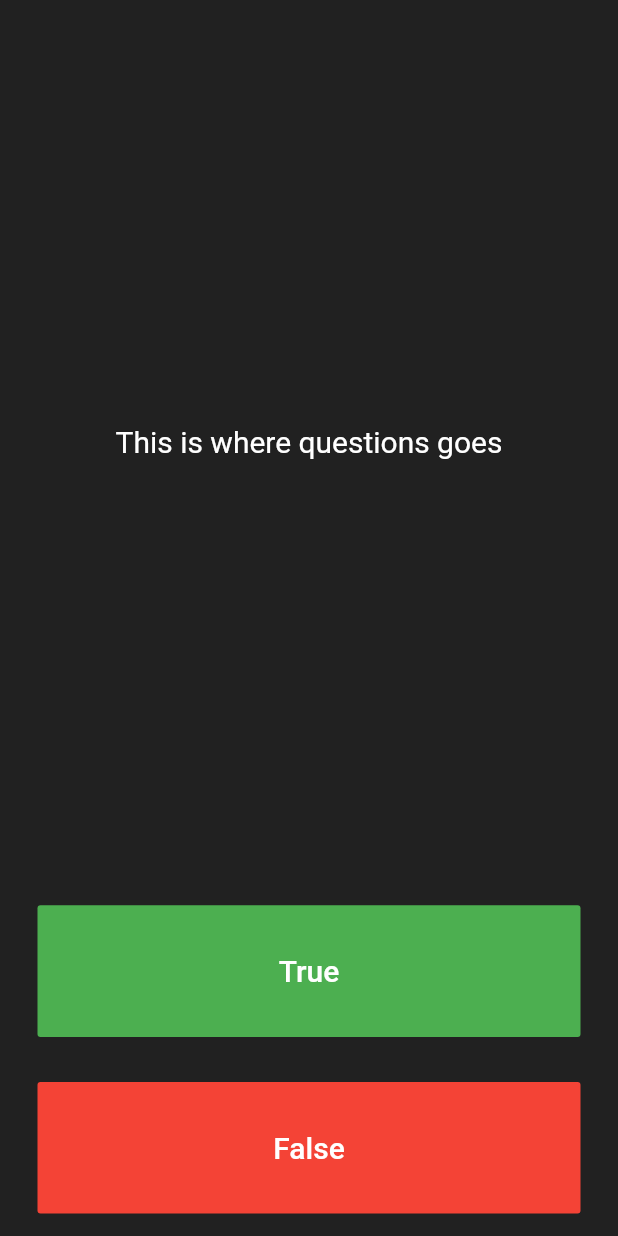
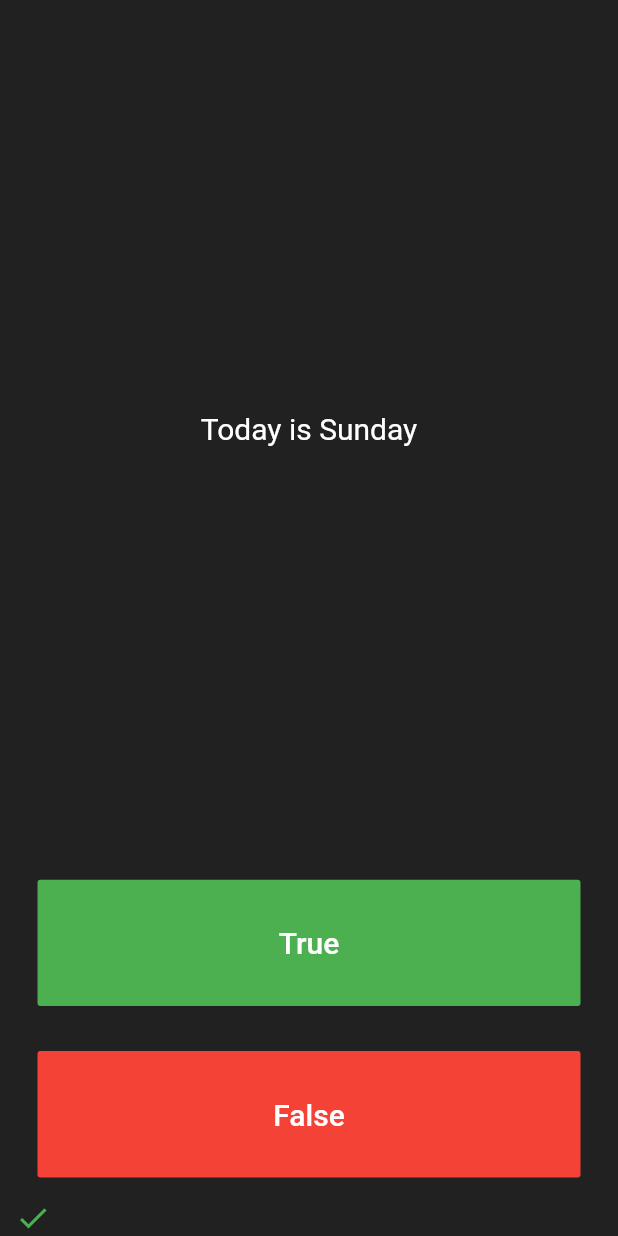
Before and after one commit to me-aditya/Flutter-Quiz-App, a Flutter app: the screen it shows after launch, after a tap on "True", on a phone screen of 412 x 824 dp. Run offline on Flutter 3.47's test engine with Material 2 defaults, Android fonts, the phone set to English and light mode, and no system bars.

Commit message:
Used set state to increment p and update questions

```diff
--- a/lib/main.dart
+++ b/lib/main.dart
@@ -28,7 +28,18 @@ class QuizApp extends StatefulWidget {
   _QuizAppState createState() => _QuizAppState();
 }
 
+List<Icon> scoreKeeper = [];
+
 class _QuizAppState extends State<QuizApp> {
+  List<String> questions = [
+    'College will reopen',
+    'Today is Sunday',
+    'Tom is hero',
+  ];
+
+  int p = 0;
+  int len = 3;
+
   @override
   Widget build(BuildContext context) {
     return Column(
@@ -41,7 +52,7 @@ class _QuizAppState extends State<QuizApp> {
             padding: const EdgeInsets.all(8.0),
             child: Center(
               child: Text(
-                "This is where questions goes",
+                questions[p % len],
                 style: TextStyle(
                   color: Colors.white,
                   fontSize: 20.0,
@@ -64,7 +75,17 @@ class _QuizAppState extends State<QuizApp> {
                   fontSize: 20.0,
                 ),
               ),
-              onPressed: () {},
+              onPressed: () {
+                setState(() {
+                  p++;
+                  scoreKeeper.add(
+                    Icon(
+                      Icons.check,
+                      color: Colors.green,
+                    ),
+                  );
+                });
+              },
             ),
           ),
         ),
@@ -81,11 +102,22 @@ class _QuizAppState extends State<QuizApp> {
                 ),
               ),
               onPressed: () {
-                //The user picked false.
+                setState(() {
+                  p++;
+                  scoreKeeper.add(
+                    Icon(
+                      Icons.close,
+                      color: Colors.red,
+                    ),
+                  );
+                });
               },
             ),
           ),
         ),
+        Row(
+          children: scoreKeeper,
+        )
       ],
     );
   }
```
